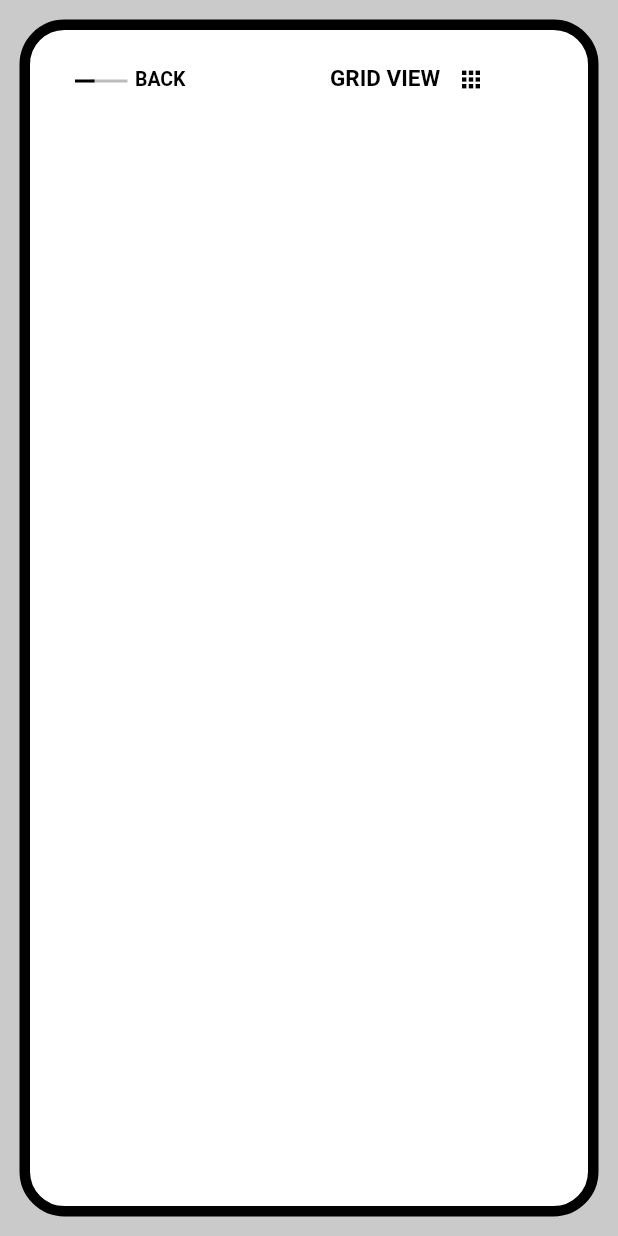
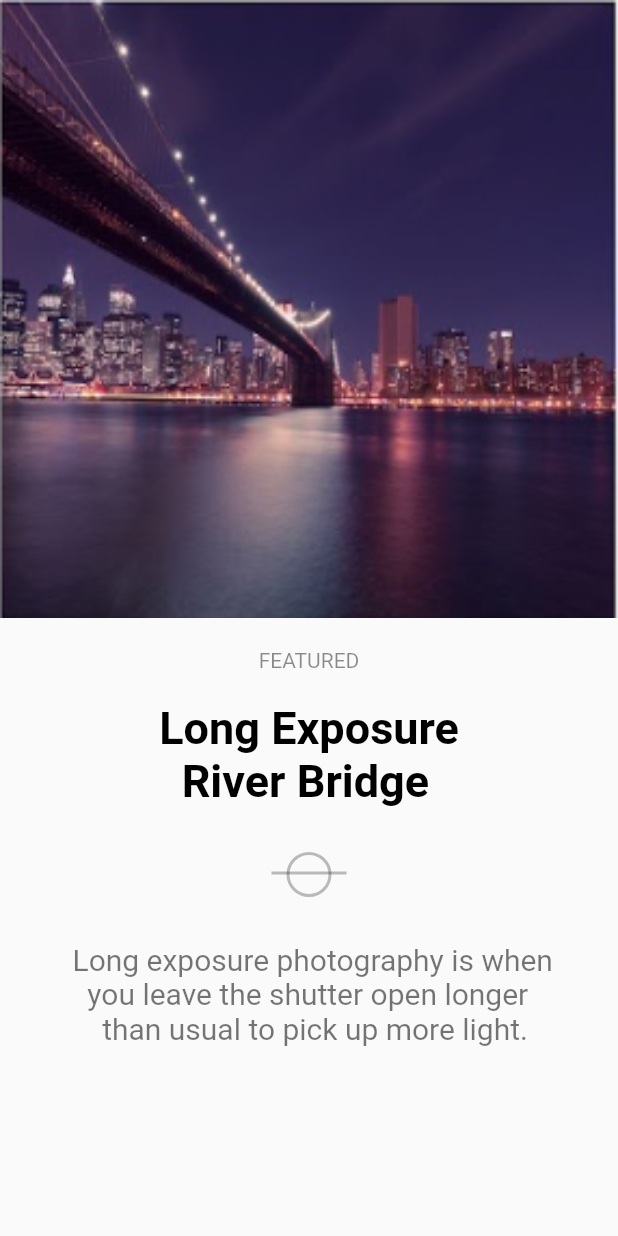
Before and after one commit to Jenil666/asset_handeling1, a Flutter app: the screen it shows after launch, on a phone screen of 412 x 824 dp. Run offline on Flutter 3.47's test engine with Material 2 defaults, Android fonts, the phone set to English and light mode, and no system bars.

Commit message:
31-1-23 6:00

```diff
--- /dev/null
+++ b/lib/Pgotos/photp5B.dart
@@ -0,0 +1,93 @@
+import 'package:flutter/cupertino.dart';
+import 'package:flutter/material.dart';
+
+class Photo5B extends StatefulWidget {
+  const Photo5B({Key? key}) : super(key: key);
+
+  @override
+  State<Photo5B> createState() => _Photo5BState();
+}
+
+class _Photo5BState extends State<Photo5B> {
+  @override
+  Widget build(BuildContext context) {
+    return SafeArea(
+        child: Scaffold(
+      body: Column(
+        children: [
+          Expanded(
+              flex: 1,
+              child: Container(
+                child: Image.asset(
+                  "assets/images/project5/2.jpg",
+                  fit: BoxFit.fill,
+                ),
+              )),
+          Expanded(
+              flex: 1,
+              child: Container(
+                child: Column(
+                  children: [
+                    SizedBox(
+                      height: 20,
+                    ),
+                    Text(
+                      "FEATURED",
+                      style: TextStyle(color: Colors.black45),
+                    ),
+                    SizedBox(
+                      height: 20,
+                    ),
+                    Text(
+                      " Long Exposure \n   River Bridge",
+                      style: TextStyle(
+                          color: Colors.black,
+                          fontWeight: FontWeight.bold,
+                          fontSize: 30),
+                    ),
+                    SizedBox(
+                      height: 30,
+                    ),
+                    Stack(
+                      children: [
+                        Padding(
+                          padding: EdgeInsets.only(left: 10),
+                          child: Container(
+                            height: 30,
+                            width: 30,
+                            decoration: BoxDecoration(
+                                borderRadius: BorderRadius.circular(100),
+                                border: Border.all(
+                                    color: Colors.black26, width: 2)),
+                          ),
+                        ),
+                        Padding(
+                          padding: EdgeInsets.only(
+                            left: 0,
+                            top: 6,
+                          ),
+                          child: SizedBox(
+                            width: 50,
+                            child: Divider(
+                              color: Colors.black26,
+                              thickness: 2,
+                            ),
+                          ),
+                        )
+                      ],
+                    ),
+                    SizedBox(
+                      height: 30,
+                    ),
+                    Text(
+                      "  Long exposure photography is when \n    you leave the shutter open longer \n      than usual to pick up more light.",
+                      style: TextStyle(color: Colors.black54, fontSize: 20),
+                    )
+                  ],
+                ),
+              )),
+        ],
+      ),
+    ));
+  }
+}
--- a/lib/main.dart
+++ b/lib/main.dart
@@ -2,6 +2,8 @@ import 'package:asset_handeling/App/App1.dart';
 import 'package:asset_handeling/Pgotos/photo1.dart';
 import 'package:asset_handeling/Pgotos/photo3.dart';
 import 'package:asset_handeling/Pgotos/photo4.dart';
+import 'package:asset_handeling/Pgotos/photo5A.dart';
+import 'package:asset_handeling/Pgotos/photp5B.dart';
 import 'package:flutter/material.dart';
 
 import 'App/App2.dart';
@@ -12,7 +14,7 @@ void main()
   runApp(
     MaterialApp(
       debugShowCheckedModeBanner: false,
-      initialRoute: 'ph4',
+      initialRoute: 'ph5b',
       routes: {
         '/':(context)=>Ceolist(),
         'aps1':(context)=>Project2(),
@@ -20,6 +22,8 @@ void main()
         'ph2':(context)=>Photo2(),
         'ph3':(context)=>Photo3(),
         'ph4':(context)=>Photo4(),
+        'ph5a':(context)=>Project5A(),
+        'ph5b':(context)=>Photo5B(),
       },
     ),
   );
--- a/pubspec.yaml
+++ b/pubspec.yaml
@@ -67,6 +67,8 @@ flutter:
     - assets/images/Ceos/
     - assets/images/fashion/
     - assets/images/
+    - assets/images/project5/
+
 
   # An image asset can refer to one or more resolution-specific "variants", see
   # https://flutter.dev/assets-and-images/#resolution-aware
```
Also changed, not shown: lib/Pgotos/photo4.dart (+70 -0 lines), lib/Pgotos/photo5A.dart (added, +68 -0 lines), assets/images/project5/1.jpg (added), assets/images/project5/2.jpg (added).
